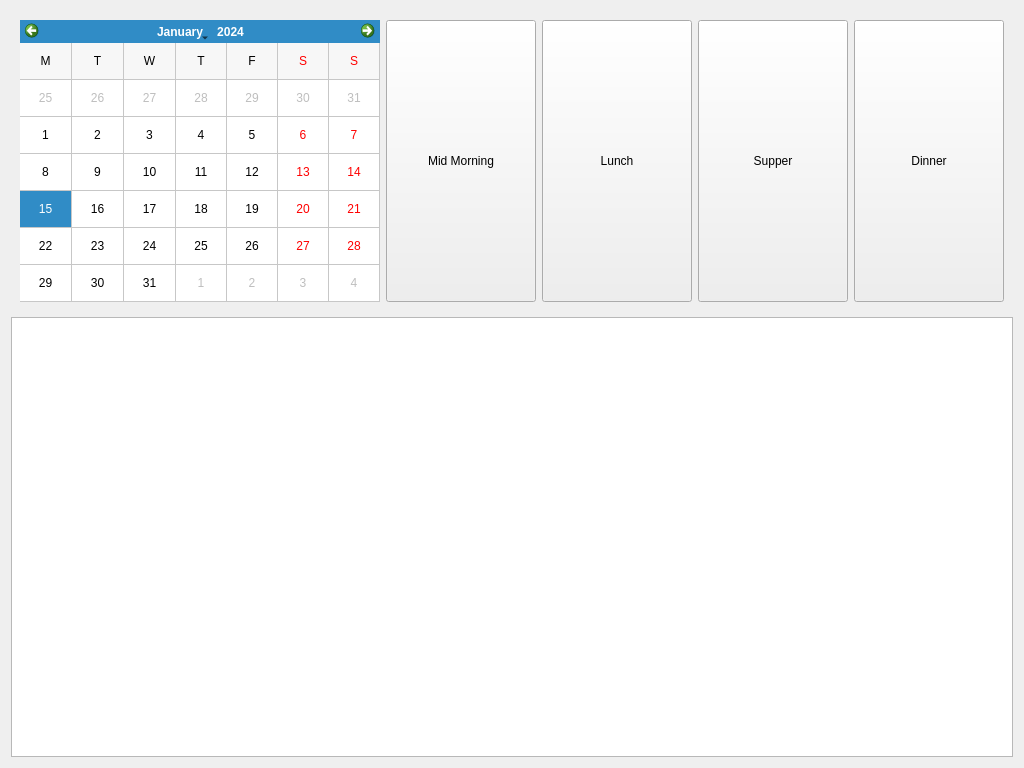
Old version of the form penyamanager/admin/adminreservationswindow.ui in the repository eguzki/penyamanager.
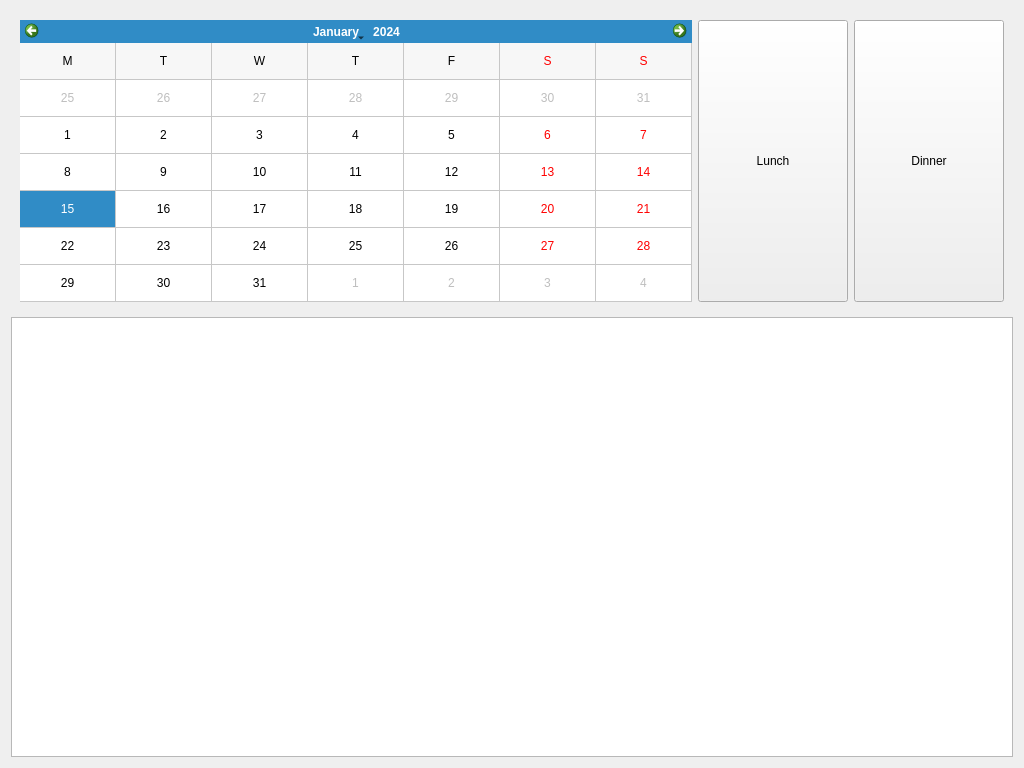
New version of the form.

Commit message: remove supper and midmorning reservations

```diff
--- a/penyamanager/admin/adminreservationswindow.ui
+++ b/penyamanager/admin/adminreservationswindow.ui
@@ -69,28 +69,6 @@
         </property>
        </widget>
       </item>
-      <item>
-       <widget class="QPushButton" name="midMorningButton">
-        <property name="sizePolicy">
-         <sizepolicy hsizetype="Minimum" vsizetype="Expanding">
-          <horstretch>0</horstretch>
-          <verstretch>0</verstretch>
-         </sizepolicy>
-        </property>
-        <property name="minimumSize">
-         <size>
-          <width>150</width>
-          <height>0</height>
-         </size>
-        </property>
-        <property name="text">
-         <string>Mid Morning</string>
-        </property>
-        <attribute name="buttonGroup">
-         <string notr="true">reservationTypeButtonGroup</string>
-        </attribute>
-       </widget>
-      </item>
       <item>
        <widget class="QPushButton" name="lunchButton">
         <property name="sizePolicy">
@@ -119,28 +97,6 @@
         </attribute>
        </widget>
       </item>
-      <item>
-       <widget class="QPushButton" name="supperButton">
-        <property name="sizePolicy">
-         <sizepolicy hsizetype="Minimum" vsizetype="Expanding">
-          <horstretch>0</horstretch>
-          <verstretch>0</verstretch>
-         </sizepolicy>
-        </property>
-        <property name="minimumSize">
-         <size>
-          <width>150</width>
-          <height>0</height>
-         </size>
-        </property>
-        <property name="text">
-         <string>Supper</string>
-        </property>
-        <attribute name="buttonGroup">
-         <string notr="true">reservationTypeButtonGroup</string>
-        </attribute>
-       </widget>
-      </item>
       <item>
        <widget class="QPushButton" name="dinnerButton">
         <property name="sizePolicy">
```
The commit also changes 7 other files.
